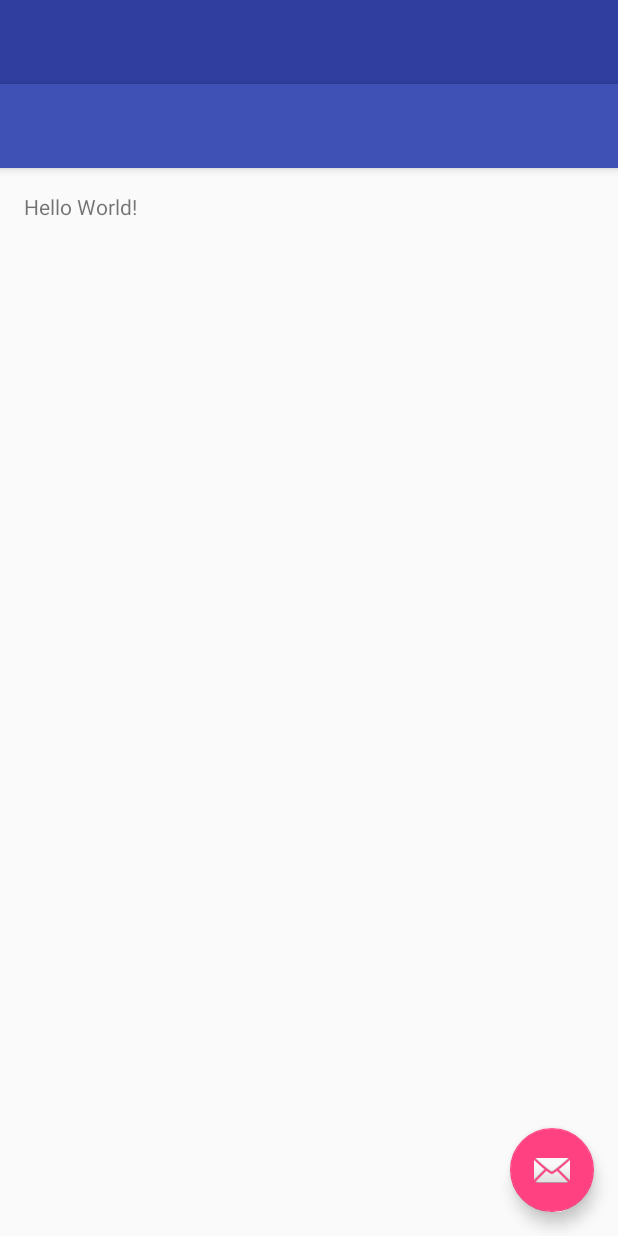
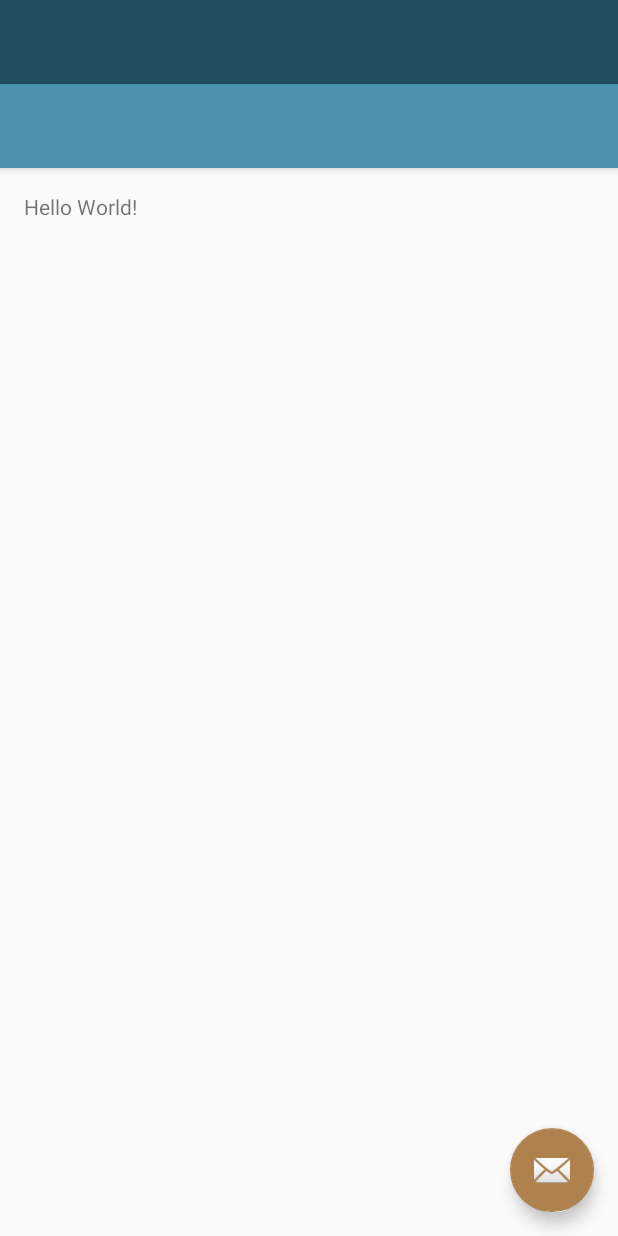
Before and after one commit to qhuydtvt/android7-pomodoro, an Android app: the layout activity_task.xml on its own in the app's theme, with its tools: preview values and no code run, on a phone screen of 412 x 824 dp. Run offline under Robolectric (Android 15) with nearby library versions, the phone set to English and light mode, and no system bars.

Commit message:
Selected color theme for app

```diff
--- a/app/src/main/res/layout/activity_task.xml
+++ b/app/src/main/res/layout/activity_task.xml
@@ -9,7 +9,7 @@
     tools:openDrawer="start">
 
     <include
-        layout="@layout/app_bar_main"
+        layout="@layout/app_bar_task"
         android:layout_width="match_parent"
         android:layout_height="match_parent" />
 
@@ -19,7 +19,7 @@
         android:layout_height="match_parent"
         android:layout_gravity="start"
         android:fitsSystemWindows="true"
-        app:headerLayout="@layout/nav_header_main"
+        app:headerLayout="@layout/nav_header_task"
         app:menu="@menu/activity_main_drawer" />
 
 </android.support.v4.widget.DrawerLayout>
--- a/app/src/main/res/layout/app_bar_main.xml
+++ b/app/src/main/res/layout/app_bar_task.xml
@@ -21,7 +21,7 @@
 
     </android.support.design.widget.AppBarLayout>
 
-    <include layout="@layout/content_main" />
+    <include layout="@layout/content_task" />
 
     <android.support.design.widget.FloatingActionButton
         android:id="@+id/fab"
--- a/app/src/main/res/layout/content_main.xml
+++ b/app/src/main/res/layout/content_task.xml
@@ -11,7 +11,7 @@
     android:paddingTop="@dimen/activity_vertical_margin"
     app:layout_behavior="@string/appbar_scrolling_view_behavior"
     tools:context="techkids.vn.android7pomodoro.activities.TaskActivity"
-    tools:showIn="@layout/app_bar_main">
+    tools:showIn="@layout/app_bar_task">
 
     <TextView
         android:layout_width="wrap_content"
--- a/app/src/main/res/values/colors.xml
+++ b/app/src/main/res/values/colors.xml
@@ -1,6 +1,6 @@
 <?xml version="1.0" encoding="utf-8"?>
 <resources>
-    <color name="colorPrimary">#3F51B5</color>
-    <color name="colorPrimaryDark">#303F9F</color>
-    <color name="colorAccent">#FF4081</color>
+    <color name="colorPrimary">#4C92AF</color>
+    <color name="colorPrimaryDark">#214F62</color>
+    <color name="colorAccent">#AF814C</color>
 </resources>
```
Also changed, not shown: app/src/main/res/layout/nav_header_Task.xml (renamed from app/src/main/res/layout/nav_header_main.xml).
